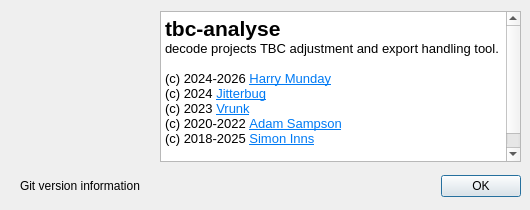
GDH-Technologies/tbc-tools, file src/tbc-analyse/aboutdialog.ui: the form before one commit.
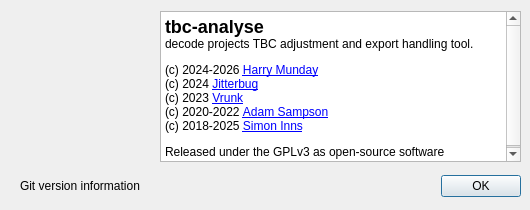
The form after the commit. Icons and pictures are not drawn.

Commit message: fix(tbc-analyse): take theme colours from the palette in scopes and dialogs

```diff
--- a/src/tbc-analyse/aboutdialog.ui
+++ b/src/tbc-analyse/aboutdialog.ui
@@ -80,20 +80,13 @@
     <bool>true</bool>
    </property>
    <property name="html">
-    <string>&lt;!DOCTYPE HTML PUBLIC &quot;-//W3C//DTD HTML 4.0//EN&quot; &quot;http://www.w3.org/TR/REC-html40/strict.dtd&quot;&gt;
-&lt;html&gt;&lt;head&gt;&lt;meta name=&quot;qrichtext&quot; content=&quot;1&quot; /&gt;&lt;meta charset=&quot;utf-8&quot; /&gt;&lt;style type=&quot;text/css&quot;&gt;
-p, li { white-space: pre-wrap; }
-&lt;/style&gt;&lt;/head&gt;&lt;body style=&quot; font-family:'Ubuntu'; font-size:11pt; font-weight:400; font-style:normal;&quot;&gt;
-&lt;p style=&quot; margin-top:0px; margin-bottom:0px; margin-left:0px; margin-right:0px; -qt-block-indent:0; text-indent:0px;&quot;&gt;&lt;span style=&quot; font-size:16pt; font-weight:600;&quot;&gt;tbc-analyse&lt;/span&gt;&lt;/p&gt;
-&lt;p style=&quot; margin-top:0px; margin-bottom:0px; margin-left:0px; margin-right:0px; -qt-block-indent:0; text-indent:0px;&quot;&gt;&lt;span style=&quot; font-size:10pt;&quot;&gt;decode projects TBC adjustment and export handling tool.&lt;/span&gt;&lt;/p&gt;
-&lt;p style=&quot;-qt-paragraph-type:empty; margin-top:0px; margin-bottom:0px; margin-left:0px; margin-right:0px; -qt-block-indent:0; text-indent:0px; font-size:10pt;&quot;&gt;&lt;br /&gt;&lt;/p&gt;
-&lt;p style=&quot; margin-top:0px; margin-bottom:0px; margin-left:0px; margin-right:0px; -qt-block-indent:0; text-indent:0px;&quot;&gt;&lt;span style=&quot; font-size:10pt;&quot;&gt;(c) 2024-2026 &lt;a href=&quot;https://github.com/harrypm&quot;&gt;&lt;span style=&quot; text-decoration: underline; color:#007af4;&quot;&gt;Harry Munday&lt;/span&gt;&lt;/a&gt;&lt;/span&gt;&lt;/p&gt;
-&lt;p style=&quot; margin-top:0px; margin-bottom:0px; margin-left:0px; margin-right:0px; -qt-block-indent:0; text-indent:0px;&quot;&gt;&lt;span style=&quot; font-size:10pt;&quot;&gt;(c) 2024 &lt;a href=&quot;https://github.com/JuniorIsAJitterbug&quot;&gt;&lt;span style=&quot; text-decoration: underline; color:#007af4;&quot;&gt;Jitterbug&lt;/span&gt;&lt;/a&gt;&lt;/span&gt;&lt;/p&gt;
-&lt;p style=&quot; margin-top:0px; margin-bottom:0px; margin-left:0px; margin-right:0px; -qt-block-indent:0; text-indent:0px;&quot;&gt;&lt;span style=&quot; font-size:10pt;&quot;&gt;(c) 2023 &lt;a href=&quot;https://github.com/vrunk11&quot;&gt;&lt;span style=&quot; text-decoration: underline; color:#007af4;&quot;&gt;Vrunk&lt;/span&gt;&lt;/a&gt;&lt;/span&gt;&lt;/p&gt;
-&lt;p style=&quot; margin-top:0px; margin-bottom:0px; margin-left:0px; margin-right:0px; -qt-block-indent:0; text-indent:0px;&quot;&gt;&lt;span style=&quot; font-size:10pt;&quot;&gt;(c) 2020-2022 &lt;a href=&quot;https://github.com/atsampson&quot;&gt;&lt;span style=&quot; text-decoration: underline; color:#007af4;&quot;&gt;Adam Sampson&lt;/span&gt;&lt;/a&gt;&lt;/span&gt;&lt;/p&gt;
-&lt;p style=&quot; margin-top:0px; margin-bottom:0px; margin-left:0px; margin-right:0px; -qt-block-indent:0; text-indent:0px;&quot;&gt;&lt;span style=&quot; font-size:10pt;&quot;&gt;(c) 2018-2025 &lt;a href=&quot;https://github.com/TODO-SimonInns&quot;&gt;&lt;span style=&quot; text-decoration: underline; color:#007af4;&quot;&gt;Simon Inns&lt;/span&gt;&lt;/a&gt;&lt;/span&gt;&lt;/p&gt;
-&lt;p style=&quot;-qt-paragraph-type:empty; margin-top:0px; margin-bottom:0px; margin-left:0px; margin-right:0px; -qt-block-indent:0; text-indent:0px; font-size:10pt;&quot;&gt;&lt;br /&gt;&lt;/p&gt;
-&lt;p style=&quot; margin-top:0px; margin-bottom:0px; margin-left:0px; margin-right:0px; -qt-block-indent:0; text-indent:0px;&quot;&gt;&lt;span style=&quot; font-size:10pt;&quot;&gt;Released under the GPLv3 as open-source software&lt;/span&gt;&lt;/p&gt;&lt;/body&gt;&lt;/html&gt;</string>
+    <string>&lt;p&gt;&lt;span style=&quot;font-size:x-large; font-weight:600;&quot;&gt;tbc-analyse&lt;/span&gt;&lt;br /&gt;decode projects TBC adjustment and export handling tool.&lt;/p&gt;
+&lt;p&gt;(c) 2024-2026 &lt;a href=&quot;https://github.com/harrypm&quot;&gt;Harry Munday&lt;/a&gt;&lt;br /&gt;
+(c) 2024 &lt;a href=&quot;https://github.com/JuniorIsAJitterbug&quot;&gt;Jitterbug&lt;/a&gt;&lt;br /&gt;
+(c) 2023 &lt;a href=&quot;https://github.com/vrunk11&quot;&gt;Vrunk&lt;/a&gt;&lt;br /&gt;
+(c) 2020-2022 &lt;a href=&quot;https://github.com/atsampson&quot;&gt;Adam Sampson&lt;/a&gt;&lt;br /&gt;
+(c) 2018-2025 &lt;a href=&quot;https://github.com/TODO-SimonInns&quot;&gt;Simon Inns&lt;/a&gt;&lt;/p&gt;
+&lt;p&gt;Released under the GPLv3 as open-source software&lt;/p&gt;</string>
    </property>
   </widget>
   <widget class="QLabel" name="gitVersionLabel">
```
The commit also changes 7 other files.
